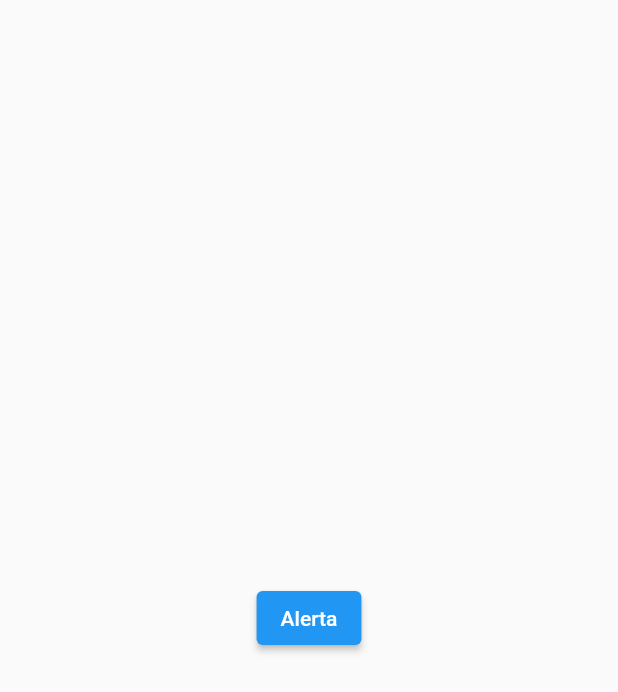
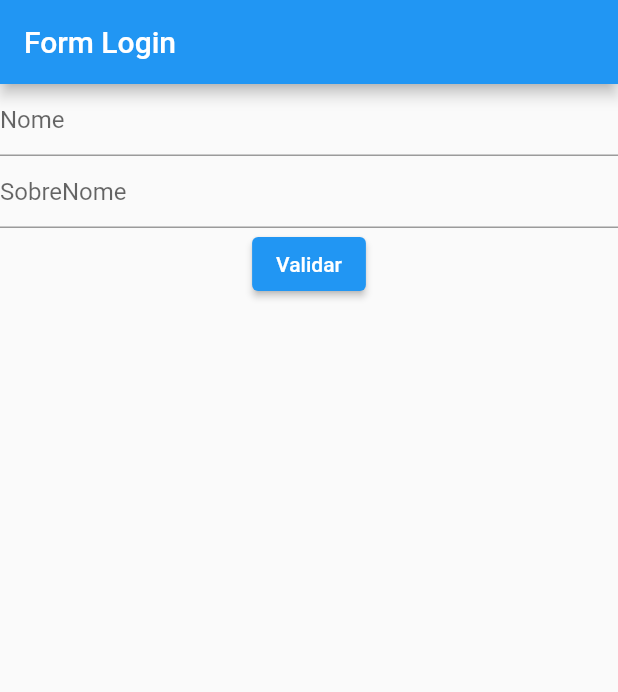
Before and after one commit to franciscoaglima/formuser, a Flutter app: the screen it shows after launch, on a phone screen of 412 x 824 dp. Shown: the top 692 px of the screen. Run offline on Flutter 3.47's test engine with Material 2 defaults, Android fonts, the phone set to English and light mode, and no system bars.

Commit message:
2o - Etapa - Completo Aula Projeto Form Users

```diff
--- a/lib/formuserpage.dart
+++ b/lib/formuserpage.dart
@@ -4,54 +4,67 @@ class FormUserPage extends StatefulWidget {
   @override
   _FormUserPageState createState() => _FormUserPageState();
 }
-
 class _FormUserPageState extends State<FormUserPage> {
 
-  // final _formKey = GlobalKey<FormState>();
-
+  final _formKey = GlobalKey<FormState>();
   String name = "";
-
+  String sobname = "";
 
   @override
   Widget build(BuildContext context) {
     return Scaffold(
-//    appBar: AppBar(title: Text("Form Login"),),
+    appBar: AppBar(title: Text("Form Login"),),
+        body: Form(
+            key: _formKey,
+            child: Column(
+              children: [
+                TextFormField(
+                  validator: (text) {
+                   if(text == null || text.isEmpty) {
+                  return "Texto é Obrigatório";
+                   }
+                    return null;
+                  },
+             decoration: InputDecoration(
+               hintText: "Nome",
+             ),
+             onChanged: (text) {
+                name = text;
+             },
+            ),
 
-        body: Center(
-          child: Column(
-            mainAxisAlignment: MainAxisAlignment.center,
-            children: [
-              Container(
-                child: ElevatedButton(
+            TextFormField(
+              // ignore: missing_return
+              validator: (text) {
+                if(text == null || text.isEmpty) {
+                  return "SobreNome é Obrigatório";
+                }
+                return null;
+              },
+             decoration: InputDecoration(
+               hintText: "SobreNome",
+             ),
+             onChanged: (text) {
+                sobname = text;
+             },
+            ),
+
+                ElevatedButton(
                   onPressed: () {
+                    final isValid = _formKey.currentState!.validate();
+
+                    if (isValid) {
                       showDialog(
-                     barrierDismissible: true,
                         context: context,
                         builder: (context) {
                           return AlertDialog(
-                           title: Text("Titulo de Alerta"),
-                         content: Text("Flutter é Maravilhoso !"),
-                         actions: [
-                           TextButton(
-                             onPressed: () {
-                                Navigator.pop(context);
-                               },
-                            child: Text("Sim"),
-                           ),
-                           ElevatedButton(
-                             onPressed:() {
-                             Navigator.pop(context);
-                           },
-                           child: Text("Claro"),
-                           ),
-                         ],
+                            title: Text("$name $sobname"),
                           );
                         });
+                    }
                   },
-                 child: Text("Alerta"),
-                ),
-
-              ),
+                  child: Text("Validar"),
+                )
              ],
             ),
           ),
```
Lines whose indentation alone changed are shown as unchanged.
